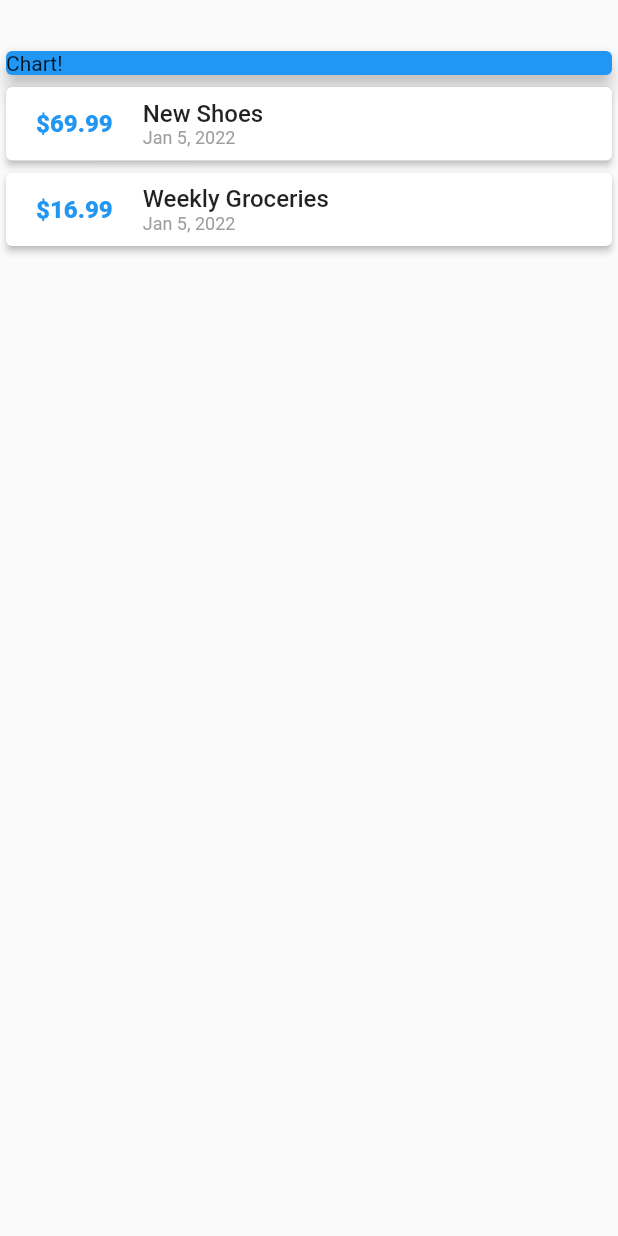
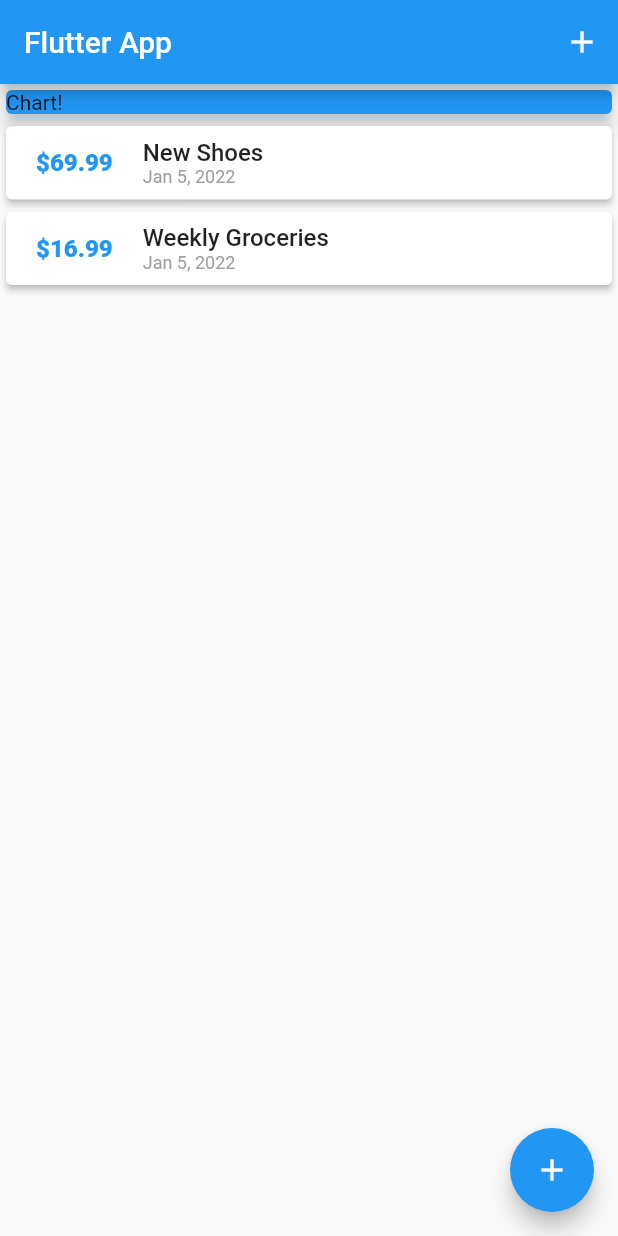
Before and after one commit to FloatKasemtan/Flutter-playground, a Flutter app: the screen it shows after launch, on a phone screen of 412 x 824 dp. Run offline on Flutter 3.47's test engine with Material 2 defaults, Android fonts, the phone set to English and light mode, and no system bars.

```diff
--- a/expense_app/lib/main.dart
+++ b/expense_app/lib/main.dart
@@ -1,8 +1,7 @@
-import 'package:flutter/cupertino.dart';
 import 'package:flutter/material.dart';
-import 'package:intl/intl.dart';
-
-import './transaction.dart';
+import 'package:flutter_complete_guide/models/transaction.dart';
+import 'package:flutter_complete_guide/widgets/new_transaction.dart';
+import 'package:flutter_complete_guide/widgets/transaction_list.dart';
 
 void main() => runApp(MyApp());
 
@@ -16,8 +15,19 @@ class MyApp extends StatelessWidget {
   }
 }
 
-class MyHomePage extends StatelessWidget {
-  final List<Transaction> transactions = [
+class MyHomePage extends StatefulWidget {
+  @override
+  State<MyHomePage> createState() => _MyHomePageState();
+}
+
+class _MyHomePageState extends State<MyHomePage> {
+  // String titleInput;
+  final titleController = TextEditingController();
+
+  // String amountInput;
+  final amountController = TextEditingController();
+
+  final List<Transaction> _userTransactions = [
     Transaction(
       title: 'New Shoes',
       amount: 69.99,
@@ -28,15 +38,37 @@ class MyHomePage extends StatelessWidget {
     )
   ];
 
+  void _addNewTransaction(String title, double amount) {
+    final newTransaction = Transaction(title: title, amount: amount.toDouble());
+    setState(() {
+      _userTransactions.add(newTransaction);
+    });
+  }
+
+  void _startAddNewTransaction(BuildContext ctx) {
+    showModalBottomSheet(
+        context: ctx,
+        builder: (_) {
+          return NewTransaction(_addNewTransaction);
+        });
+  }
+
   @override
   Widget build(BuildContext context) {
     return Scaffold(
-      body: Column(
+      appBar: AppBar(
+        title: Text('Flutter App'),
+        actions: <Widget>[
+          IconButton(
+              onPressed: () => _startAddNewTransaction(context),
+              icon: Icon(Icons.add))
+        ],
+      ),
+      body: SingleChildScrollView(
+        child: Column(
             // mainAxisAlignment: MainAxisAlignment.start,
-          // crossAxisAlignment: CrossAxisAlignment.center,
             children: <Widget>[
               Container(
-              margin: EdgeInsets.only(top: 30),
                 width: double.infinity,
                 child: Card(
                   color: Colors.blue,
@@ -46,48 +78,13 @@ class MyHomePage extends StatelessWidget {
                   elevation: 5,
                 ),
               ),
-            Column(
-                children: transactions.map((transaction) {
-              return Card(
-                elevation: 2,
-                child: Row(
-                  children: <Widget>[
-                    Container(
-                      margin: EdgeInsets.symmetric(
-                        vertical: 10,
-                        horizontal: 15,
+              TransactionList(_userTransactions),
+            ]),
       ),
-                      // decoration:
-                      //     BoxDecoration(border: Border.all(color: Colors.blue)),
-                      padding: EdgeInsets.all(5),
-                      child: Text(
-                        '\$${transaction.amount}',
-                        style: TextStyle(
-                            fontWeight: FontWeight.w800,
-                            fontSize: 16,
-                            color: Colors.blue),
+      floatingActionButton: FloatingActionButton(
+        child: Icon(Icons.add),
+        onPressed: () => _startAddNewTransaction(context),
       ),
-                    ),
-                    Column(
-                      mainAxisAlignment: MainAxisAlignment.center,
-                      crossAxisAlignment: CrossAxisAlignment.start,
-                      children: <Widget>[
-                        Text(
-                          transaction.title,
-                          style: TextStyle(
-                              fontWeight: FontWeight.w500, fontSize: 16),
-                        ),
-                        Text(
-                          DateFormat.yMMMd().format(transaction.date),
-                          style: TextStyle(color: Colors.grey, fontSize: 12),
-                        ),
-                      ],
-                    )
-                  ],
-                ),
-              );
-            }).toList())
-          ]),
     );
   }
 }
--- /dev/null
+++ b/expense_app/lib/widgets/transaction_list.dart
@@ -0,0 +1,60 @@
+import 'package:flutter/material.dart';
+import 'package:intl/intl.dart';
+
+import '../models/transaction.dart';
+
+class TransactionList extends StatelessWidget {
+  final List<Transaction> transaction;
+
+  TransactionList(this.transaction);
+
+  @override
+  Widget build(BuildContext context) {
+    return Container(
+      height: 400,
+      child: ListView.builder(
+        itemBuilder: (ctx, index) {
+          return Card(
+            elevation: 2,
+            child: Row(
+              children: <Widget>[
+                Container(
+                  margin: EdgeInsets.symmetric(
+                    vertical: 10,
+                    horizontal: 15,
+                  ),
+                  // decoration:
+                  //     BoxDecoration(border: Border.all(color: Colors.blue)),
+                  padding: EdgeInsets.all(5),
+                  child: Text(
+                    '\$${transaction[index].amount.toStringAsFixed(2)}',
+                    style: TextStyle(
+                        fontWeight: FontWeight.w800,
+                        fontSize: 16,
+                        color: Colors.blue),
+                  ),
+                ),
+                Column(
+                  mainAxisAlignment: MainAxisAlignment.center,
+                  crossAxisAlignment: CrossAxisAlignment.start,
+                  children: <Widget>[
+                    Text(
+                      transaction[index].title,
+                      style:
+                          TextStyle(fontWeight: FontWeight.w500, fontSize: 16),
+                    ),
+                    Text(
+                      DateFormat.yMMMd().format(transaction[index].date),
+                      style: TextStyle(color: Colors.grey, fontSize: 12),
+                    ),
+                  ],
+                )
+              ],
+            ),
+          );
+        },
+        itemCount: transaction.length,
+      ),
+    );
+  }
+}
```
Also changed, not shown: expense_app/lib/widgets/new_transaction.dart (added, +60 -0 lines), expense_app/lib/models/transaction.dart (renamed from expense_app/lib/transaction.dart). Lines whose indentation alone changed are shown as unchanged.
